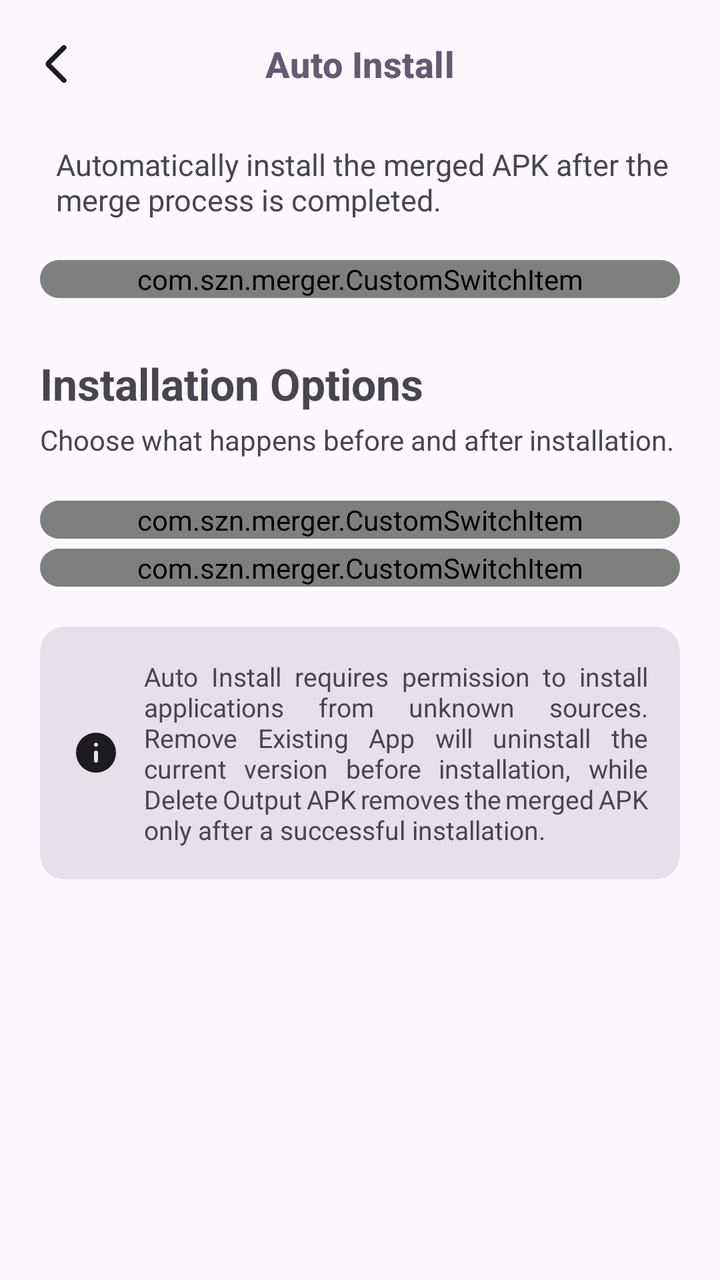
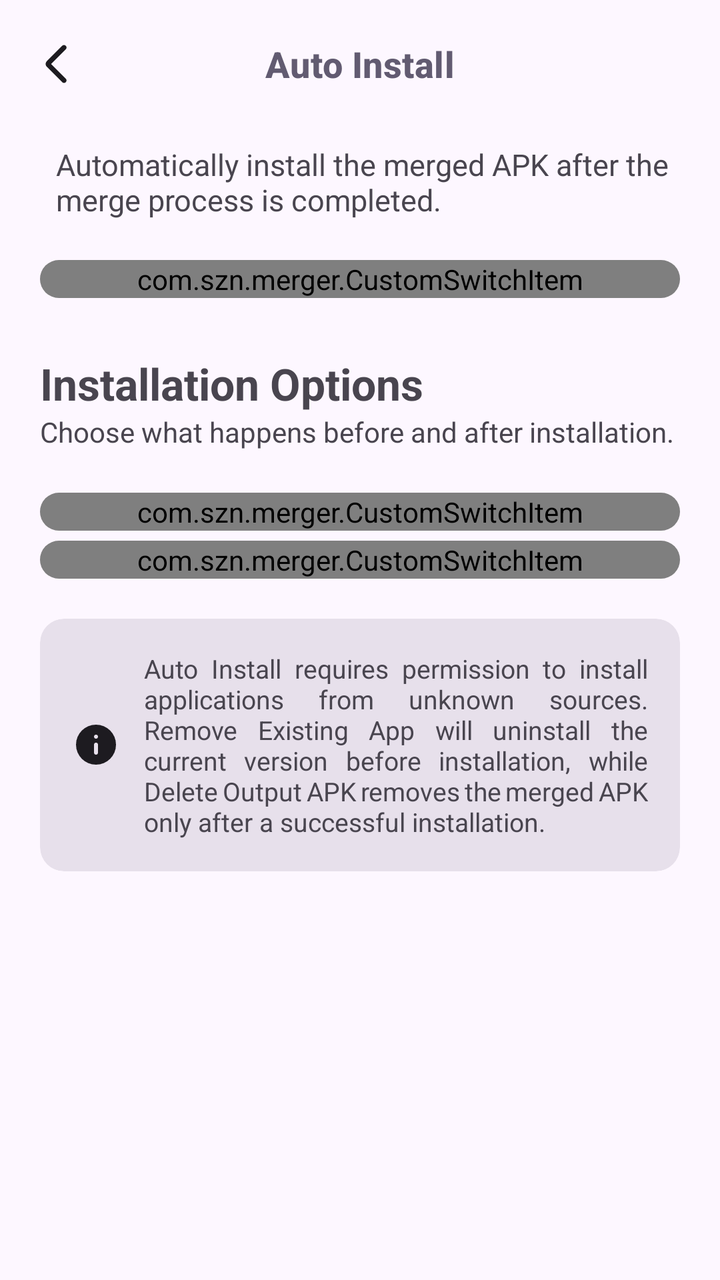

Screens rendered from an Android XML layout before and after an edit, with the pre-edit source and the edit as a unified diff.
<!-- AndroidManifest.xml: application theme AppTheme -->
<!-- res/layout/auto_install_layout.xml -->
<?xml version="1.0" encoding="utf-8"?>
<androidx.constraintlayout.widget.ConstraintLayout
    xmlns:android="http://schemas.android.com/apk/res/android"
    xmlns:app="http://schemas.android.com/apk/res-auto"
    android:layout_width="match_parent"
    android:layout_height="match_parent">

    <com.google.android.material.appbar.MaterialToolbar
        android:id="@+id/toolbar"
        android:layout_width="0dp"
        android:layout_height="?attr/actionBarSize"
        android:background="@android:color/transparent"
        app:navigationIcon="@drawable/ic_back"
        app:navigationIconTint="?attr/colorOnSurface"
        app:title="@string/title_auto_install"
        app:titleCentered="true"
        app:titleTextAppearance="@style/CustomCollapsedTitle"
        app:layout_constraintTop_toTopOf="parent"
        app:layout_constraintStart_toStartOf="parent"
        app:layout_constraintEnd_toEndOf="parent"/>

    <androidx.core.widget.NestedScrollView
        android:id="@+id/scroll"
        android:layout_width="0dp"
        android:layout_height="0dp"
        android:fillViewport="true"
        android:paddingHorizontal="20dp"
        app:layout_constraintTop_toBottomOf="@id/toolbar"
        app:layout_constraintBottom_toBottomOf="parent"
        app:layout_constraintStart_toStartOf="parent"
        app:layout_constraintEnd_toEndOf="parent">

        <LinearLayout
            android:layout_width="match_parent"
            android:layout_height="wrap_content"
            android:orientation="vertical">

            <TextView
                android:layout_width="wrap_content"
                android:layout_height="wrap_content"
                android:text="@string/desc_auto_install"
                android:textSize="15sp"
                android:paddingStart="8dp"
                android:layout_marginTop="8dp"
                android:layout_marginBottom="20dp"/>

            <com.google.android.material.card.MaterialCardView
                style="@style/Widget.Card.RoundedMiddle">

                <com.szn.merger.CustomSwitchItem
                    android:id="@+id/enableAutoInstall"
                    android:layout_width="match_parent"
                    android:layout_height="wrap_content"
                    app:itemTitle="@string/switch_enable_auto_install"
                    app:itemIcon="@drawable/ic_install"/>

            </com.google.android.material.card.MaterialCardView>

            <TextView
                android:layout_width="wrap_content"
                android:layout_height="wrap_content"
                android:layout_marginTop="28dp"
                android:text="@string/header_installation_options"
                android:textStyle="bold"
                android:textSize="22sp"/>

            <TextView
                android:layout_width="wrap_content"
                android:layout_height="wrap_content"
                android:text="@string/desc_installation_options"
                android:textSize="14sp"
                android:layout_marginTop="4dp"
                android:layout_marginBottom="16dp"/>

            <com.google.android.material.card.MaterialCardView
                android:layout_marginTop="5dp"
                style="@style/Widget.Card.RoundedMiddle">

                <com.szn.merger.CustomSwitchItem
                    android:id="@+id/uninstallApp"
                    android:layout_width="match_parent"
                    android:layout_height="wrap_content"
                    app:itemTitle="@string/switch_remove_existing_app"
                    app:itemIcon="@drawable/ic_uninstall"/>

            </com.google.android.material.card.MaterialCardView>

            <com.google.android.material.card.MaterialCardView
                android:layout_marginTop="5dp"
                style="@style/Widget.Card.RoundedMiddle">

                <com.szn.merger.CustomSwitchItem
                    android:id="@+id/deleteAfter"
                    android:layout_width="match_parent"
                    android:layout_height="wrap_content"
                    app:itemTitle="@string/switch_delete_output_apk"
                    app:itemIcon="@drawable/ic_delete"/>

            </com.google.android.material.card.MaterialCardView>

            <com.google.android.material.card.MaterialCardView
                android:layout_width="match_parent"
                android:layout_height="wrap_content"
                android:layout_marginTop="20dp"
                style="@style/Widget.Card.RoundedMiddle">

                <LinearLayout
                    android:layout_width="match_parent"
                    android:layout_height="match_parent"
                    android:orientation="horizontal"
                    android:gravity="center_vertical"
                    android:padding="16dp">

                    <ImageView
                        android:layout_width="24dp"
                        android:layout_height="24dp"
                        android:src="@drawable/ic_info"
                        app:tint="?attr/colorOnSurface"/>

                    <TextView
                        android:layout_width="0dp"
                        android:layout_height="wrap_content"
                        android:layout_weight="1"
                        android:layout_marginStart="12dp"
                        android:justificationMode="inter_word"
                        android:text="@string/info_auto_install"
                        android:textSize="13sp"/>

                </LinearLayout>

            </com.google.android.material.card.MaterialCardView>
        </LinearLayout>
    </androidx.core.widget.NestedScrollView>
</androidx.constraintlayout.widget.ConstraintLayout>
<!-- resources referenced by this layout -->
<resources>
  <!-- drawable ic_back (drawable) -->
  <vector xmlns:android="http://schemas.android.com/apk/res/android"
      android:width="24dp"
      android:height="24dp"
      android:viewportWidth="960"
      android:viewportHeight="960">
    <path
        android:pathData="m382,480 l294,294q15,15 14.5,35T675,844q-15,15 -35,15t-35,-15L297,537q-12,-12 -18,-27t-6,-30q0,-15 6,-30t18,-27l308,-308q15,-15 35.5,-14.5T676,116q15,15 15,35t-15,35L382,480Z"
        android:fillColor="#000000"/>
  </vector>
  <string name="desc_auto_install">Automatically install the merged APK after the merge process is completed.</string>
  <string name="desc_installation_options">Choose what happens before and after installation.</string>
  <string name="header_installation_options">Installation Options</string>
  <string name="info_auto_install">Auto Install requires permission to install applications from unknown sources. Remove Existing App will uninstall the current version before installation, while Delete Output APK removes the merged APK only after a successful installation.</string>
  <string name="switch_delete_output_apk">Delete Output APK</string>
  <string name="switch_enable_auto_install">Enable Auto Install</string>
  <string name="switch_remove_existing_app">Remove Existing App</string>
  <string name="title_auto_install">Auto Install</string>
  <style name="CustomCollapsedTitle" parent="TextAppearance.Material3.TitleMedium">
  
          <item name="android:textSize">18sp</item>
          <item name="android:textStyle">bold</item>
          <item name="android:textColor">?attr/colorSecondary</item>
  
      </style>
  <style name="Widget.Card.RoundedMiddle" parent="Widget.Material3.CardView.Filled">
          <item name="android:layout_width">match_parent</item>
          <item name="android:layout_height">wrap_content</item>
          <item name="cardBackgroundColor">?attr/colorSurfaceVariant</item>
      </style>
  <color name="md_theme_primary">#65558F</color>
  <color name="md_theme_onPrimary">#FFFFFF</color>
  <color name="md_theme_primaryContainer">#E9DDFF</color>
  <color name="md_theme_onPrimaryContainer">#4D3D75</color>
  <color name="md_theme_secondary">#625B71</color>
  <color name="md_theme_onSecondary">#FFFFFF</color>
  <color name="md_theme_secondaryContainer">#E8DEF8</color>
  <color name="md_theme_onSecondaryContainer">#4A4458</color>
  <color name="md_theme_tertiary">#7E5260</color>
  <color name="md_theme_onTertiary">#FFFFFF</color>
  <color name="md_theme_tertiaryContainer">#FFD9E3</color>
  <color name="md_theme_onTertiaryContainer">#633B48</color>
  <color name="md_theme_error">#BA1A1A</color>
  <color name="md_theme_onError">#FFFFFF</color>
  <color name="md_theme_errorContainer">#FFDAD6</color>
  <color name="md_theme_onErrorContainer">#93000A</color>
  <color name="md_theme_background">#FDF7FF</color>
  <color name="md_theme_onBackground">#1D1B20</color>
  <color name="md_theme_surface">#FDF7FF</color>
  <color name="md_theme_onSurface">#1D1B20</color>
  <color name="md_theme_surfaceVariant">#E7E0EB</color>
  <color name="md_theme_onSurfaceVariant">#49454E</color>
  <color name="md_theme_outline">#7A757F</color>
  <color name="md_theme_outlineVariant">#CAC4CF</color>
  <color name="md_theme_inverseSurface">#322F35</color>
  <color name="md_theme_inverseOnSurface">#F5EFF7</color>
  <color name="md_theme_inversePrimary">#CFBDFE</color>
  <!-- unchanged entries left out for length: 5 -->
</resources>

<!-- the commit's change to res/layout/auto_install_layout.xml (unified diff, before → after) -->
@@ -69,7 +69,6 @@
                 android:layout_height="wrap_content"
                 android:text="@string/desc_installation_options"
                 android:textSize="14sp"
-                android:layout_marginTop="4dp"
                 android:layout_marginBottom="16dp"/>
 
             <com.google.android.material.card.MaterialCardView
